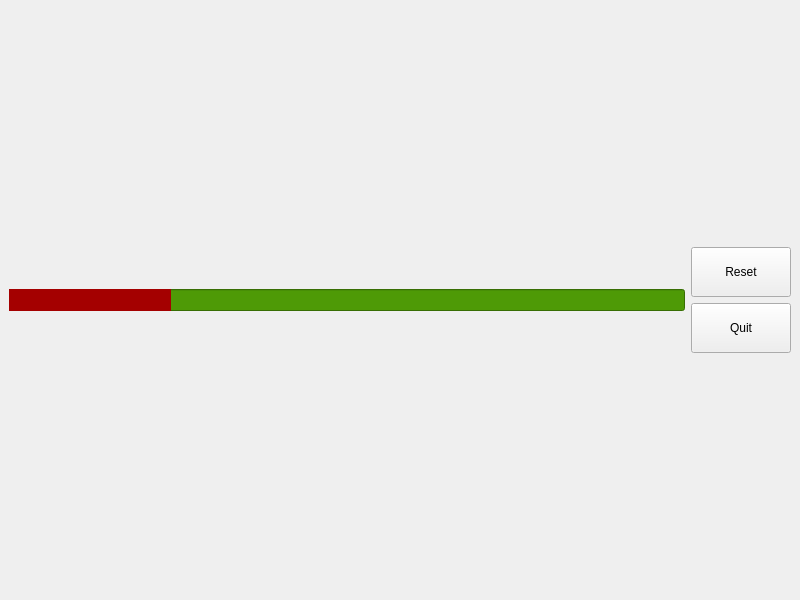
Before: the Qt Designer form g.ui in jaysonhelseth/nerflaserboss, drawn with Qt 5.
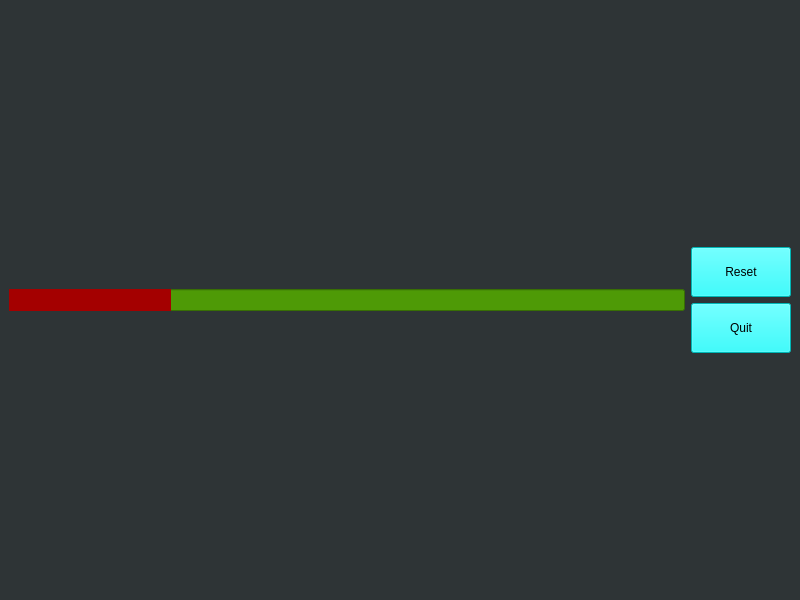
After: the same form once the commit is applied. Icons and pictures are not drawn.

Commit message: Added a cool background.

The edit to the form file:
```diff
--- a/g.ui
+++ b/g.ui
@@ -13,10 +13,20 @@
   <property name="windowTitle">
    <string>MainWindow</string>
   </property>
+  <property name="styleSheet">
+   <string notr="true">#MainWindow {
+	background-color: rgb(46, 52, 54);
+	background-image: url(&quot;tron-wallpaper.jpg&quot;);
+	background-position: center;
+}</string>
+  </property>
   <widget class="QWidget" name="centralwidget">
    <layout class="QHBoxLayout" name="horizontalLayout">
     <item>
      <layout class="QVBoxLayout" name="verticalLayout_2">
+      <property name="spacing">
+       <number>0</number>
+      </property>
       <item>
        <widget class="QProgressBar" name="bossHealth">
         <property name="styleSheet">
@@ -64,6 +74,11 @@
           <height>50</height>
          </size>
         </property>
+        <property name="styleSheet">
+         <string notr="true">#resetButton {
+	background-color: rgb(0, 255, 255)
+}</string>
+        </property>
         <property name="text">
          <string>Reset</string>
         </property>
@@ -77,6 +92,11 @@
           <height>50</height>
          </size>
         </property>
+        <property name="styleSheet">
+         <string notr="true">#quitButton {
+	background-color: rgb(0, 255, 255)
+}</string>
+        </property>
         <property name="text">
          <string>Quit</string>
         </property>
```
The commit also changes 2 other files.
